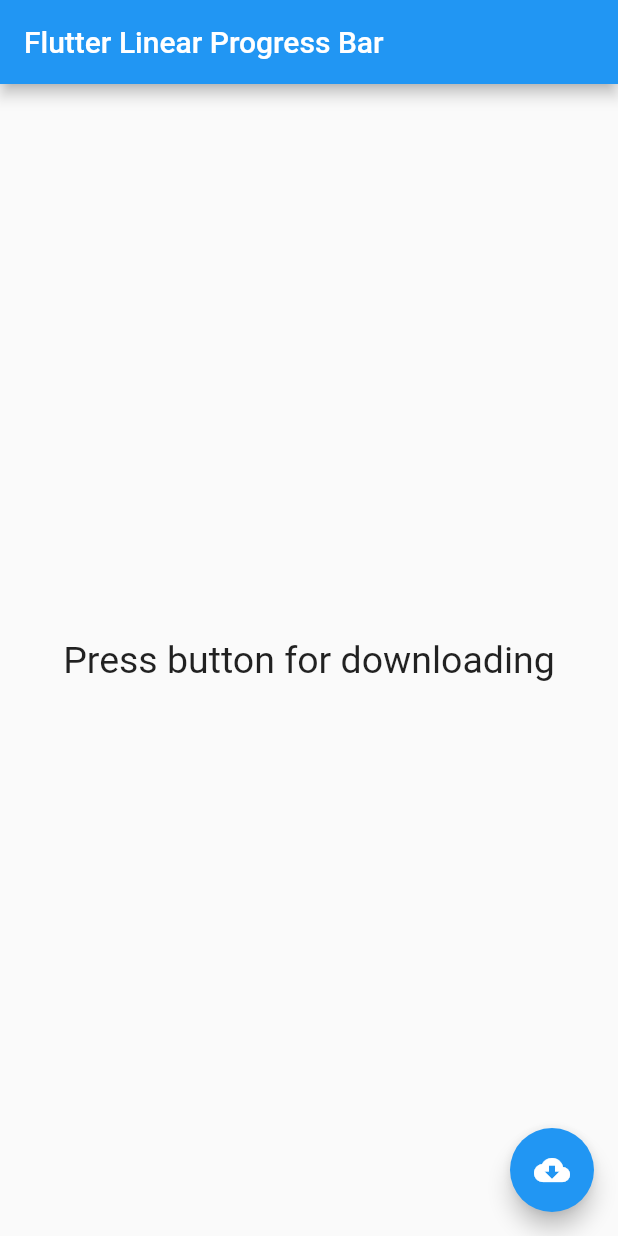
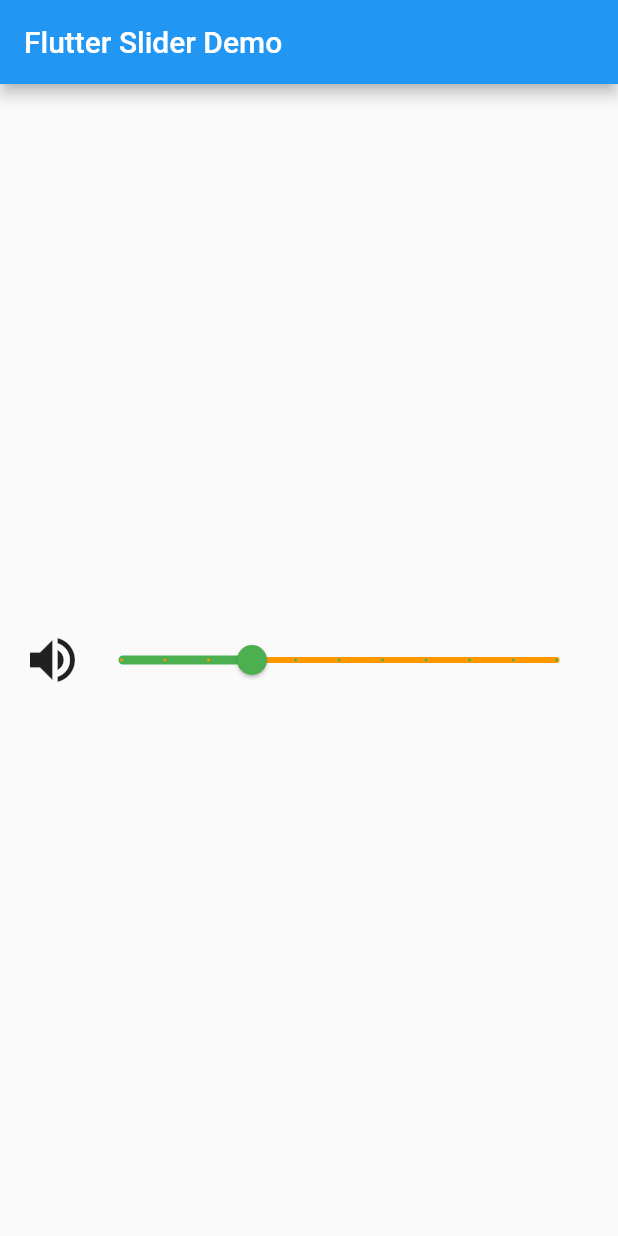
Before and after one commit to sikaiichi/checkbox, a Flutter app: the screen it shows after launch, on a phone screen of 412 x 824 dp. Run offline on Flutter 3.47's test engine with Material 2 defaults, Android fonts, the phone set to English and light mode, and no system bars.

Commit message:
Update main.dart

```diff
--- a/lib/main.dart
+++ b/lib/main.dart
@@ -1,83 +1,66 @@
-import 'dart:async';
 import 'package:flutter/material.dart';
 
 void main() => runApp(MyApp());
 
+// This Widget is the main application widget.
 class MyApp extends StatelessWidget {
   @override
   Widget build(BuildContext context) {
     return MaterialApp(
-      home: LinearProgressIndicatorApp(),
+      home: MySliderApp(),
     );
   }
 }
 
-class LinearProgressIndicatorApp extends StatefulWidget {
+class MySliderApp extends StatefulWidget {
+  MySliderApp({Key? key}) : super(key: key);
+
   @override
-  State<StatefulWidget> createState() {
-    return LinearProgressIndicatorAppState();
-  }
+  _MySliderAppState createState() => _MySliderAppState();
 }
 
-class LinearProgressIndicatorAppState extends State<LinearProgressIndicatorApp> {
-  late bool _loading;
-  late double _progressValue;
-
-  @override
-  void initState() {
-    super.initState();
-    _loading = false;
-    _progressValue = 0.0;
-  }
+class _MySliderAppState extends State<MySliderApp> {
+  int _value = 6;
   @override
   Widget build(BuildContext context) {
     return Scaffold(
       appBar: AppBar(
-        title: Text("Flutter Linear Progress Bar"),
+        title: Text('Flutter Slider Demo'),
         ),
-      body: Center(
-        child: Container(
-          padding: EdgeInsets.all(12.0),
-          child: _loading
-              ? Column(
-            mainAxisAlignment: MainAxisAlignment.center,
-            children: <Widget>[
-              LinearProgressIndicator(
-                backgroundColor: Colors.cyanAccent,
-                valueColor: new AlwaysStoppedAnimation<Color>(Colors.red),
-                value: _progressValue,
+        body: Padding(
+          padding: EdgeInsets.all(15.0),
+            child: Center(
+                child: Row(
+                    mainAxisAlignment: MainAxisAlignment.spaceEvenly,
+                    mainAxisSize: MainAxisSize.max,
+                    children: [
+                      Icon(
+                        Icons.volume_up,
+                        size: 40,
                       ),
-              Text('${(_progressValue * 100).round()}%'),
-            ],
-          )
-              : Text("Press button for downloading", style: TextStyle(fontSize: 25)),
-        ),
-      ),
-      floatingActionButton: FloatingActionButton(
-        onPressed: () {
+                      new Expanded(
+                          child: Slider(
+                            value: _value.toDouble(),
+                            min: 1.0,
+                            max: 20.0,
+                            divisions: 10,
+                            activeColor: Colors.green,
+                            inactiveColor: Colors.orange,
+                            label: 'Set volume value',
+                            onChanged: (double newValue) {
                               setState(() {
-            _loading = !_loading;
-            _updateProgress();
+                                _value = newValue.round();
                                 });
                               },
-        tooltip: 'Download',
-        child: Icon(Icons.cloud_download),
+                              semanticFormatterCallback: (double newValue) {
+                                return '${newValue.round()} dollars';
+                              }
+                            )
                       ),
+                    ]
+                )
+            ),
+          )
       );
   }
-  // this function updates the progress value
-  void _updateProgress() {
-    const oneSec = const Duration(seconds: 1);
-    new Timer.periodic(oneSec, (Timer t) {
-      setState(() {
-        _progressValue += 0.1;
-        // we "finish" downloading here
-        if (_progressValue.toStringAsFixed(1) == '1.0') {
-          _loading = false;
-          t.cancel();
-          return;
 }
-      });
-    });
-  }
-}
```
Lines whose indentation alone changed are shown as unchanged.
